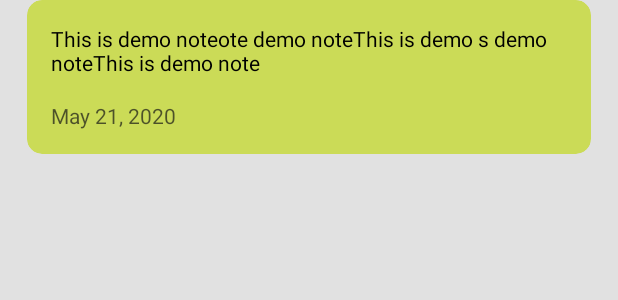
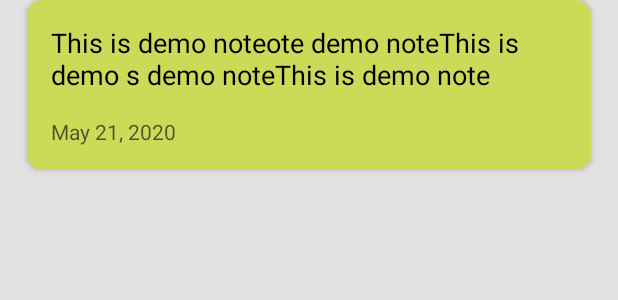
Before and after one commit to danishjamal104/notes, an Android app: the layout note_list_item.xml on its own in the app's theme, with its tools: preview values and no code run, on a phone screen of 412 x 824 dp. Shown: the top 300 px of the screen. Run offline under Robolectric (Android 15) with nearby library versions, the phone set to English and light mode, and no system bars.

Commit message:
Note text changed to title in NoteAdapter

```diff
--- a/app/src/main/java/com/github/danishjamal104/notes/ui/fragment/home/adapter/NotesAdapter.kt
+++ b/app/src/main/java/com/github/danishjamal104/notes/ui/fragment/home/adapter/NotesAdapter.kt
@@ -42,7 +42,7 @@ constructor(val context: Context): RecyclerView.Adapter<NotesAdapter.NoteViewHol
         val item = data[position]
         val binding = holder.binding
 
-        binding.note.text = item.value
+        binding.noteTitle.text = item.title
         binding.date.text = sdf.format(Date(item.timestamp))
 
         val color = ContextCompat.getColor(context, getRandomColorInt())
--- a/app/src/main/res/layout/note_list_item.xml
+++ b/app/src/main/res/layout/note_list_item.xml
@@ -30,11 +30,11 @@
             android:orientation="vertical">
 
             <TextView
-                android:id="@+id/note"
+                android:id="@+id/note_title"
                 android:layout_width="match_parent"
                 android:layout_height="wrap_content"
                 android:padding="16dp"
-                android:textSize="14sp"
+                android:textSize="18sp"
                 android:fontFamily="sans-serif"
                 android:textStyle="normal"
                 android:textColor="@color/always_black"
```
